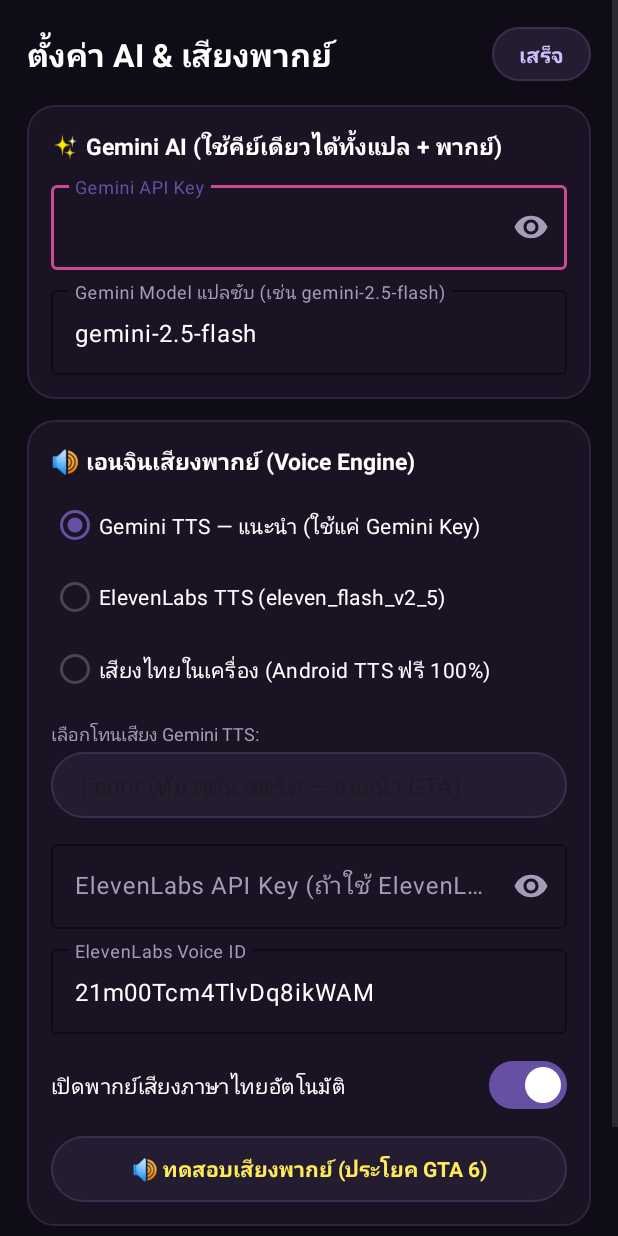
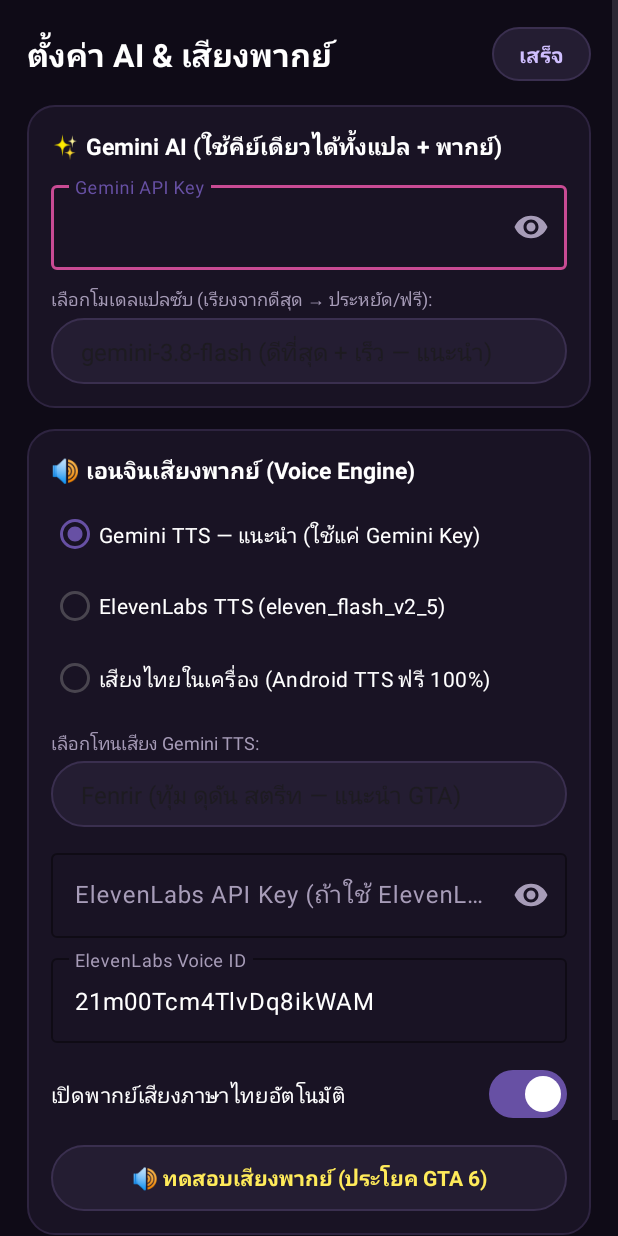
Before and after one commit to sarawutartnvc20-pixel/GTA6SubDub-Android, an Android app: the SettingsActivity screen opened directly, with no data from a screen before it, on a phone screen of 412 x 824 dp. Run offline under Robolectric (Android 15) with nearby library versions, the phone set to English and light mode, and no system bars.

Commit message:
Add files via upload

```diff
--- a/app/src/main/java/com/gta6subdub/app/ElevenLabsClient.kt
+++ b/app/src/main/java/com/gta6subdub/app/ElevenLabsClient.kt
@@ -78,7 +78,7 @@ object ElevenLabsClient {
     private fun playFile(context: Context, file: File) {
         val audioManager = context.getSystemService(Context.AUDIO_SERVICE) as AudioManager
         val attrs = AudioAttributes.Builder()
-            .setUsage(AudioAttributes.USAGE_ASSISTANT)
+            .setUsage(AudioAttributes.USAGE_MEDIA)
             .setContentType(AudioAttributes.CONTENT_TYPE_SPEECH)
             .build()
 
@@ -93,6 +93,7 @@ object ElevenLabsClient {
             mediaPlayer = MediaPlayer().apply {
                 setAudioAttributes(attrs)
                 setDataSource(file.absolutePath)
+                setVolume(1.0f, 1.0f)
                 setOnCompletionListener {
                     focusRequest?.let { audioManager.abandonAudioFocusRequest(it) }
                 }
--- a/app/src/main/java/com/gta6subdub/app/PrefsStore.kt
+++ b/app/src/main/java/com/gta6subdub/app/PrefsStore.kt
@@ -11,13 +11,13 @@ class PrefsStore(context: Context) {
         set(value) = prefs.edit().putString("gemini_api_key", value.trim()).apply()
 
     var geminiModel: String
-        get() = prefs.getString("gemini_model", "gemini-2.5-flash")
-            ?.trim()
-            ?.takeIf { it.isNotEmpty() }
-            ?: "gemini-2.5-flash"
+        get() {
+            val saved = prefs.getString("gemini_model", "gemini-3.8-flash")?.trim().orEmpty()
+            return if (saved.isEmpty() || saved == "gemini-2.5-flash") "gemini-3.8-flash" else saved
+        }
         set(value) = prefs.edit().putString(
             "gemini_model",
-            value.trim().ifEmpty { "gemini-2.5-flash" }
+            value.trim().ifEmpty { "gemini-3.8-flash" }
         ).apply()
 
     // Voice engine: "gemini", "elevenlabs", or "android"
--- a/app/src/main/java/com/gta6subdub/app/SettingsActivity.kt
+++ b/app/src/main/java/com/gta6subdub/app/SettingsActivity.kt
@@ -1,6 +1,8 @@
 package com.gta6subdub.app
 
 import android.os.Bundle
+import android.view.View
+import android.widget.AdapterView
 import android.widget.ArrayAdapter
 import android.widget.Toast
 import androidx.appcompat.app.AppCompatActivity
@@ -13,6 +15,23 @@ class SettingsActivity : AppCompatActivity() {
     private lateinit var binding: ActivitySettingsBinding
     private lateinit var prefs: PrefsStore
     private lateinit var voiceRouter: VoiceRouter
+
+    private val geminiModels = listOf(
+        "gemini-3.8-flash",
+        "gemini-3.8-flash-lite",
+        "gemini-3.8-pro",
+        "gemini-2.5-flash-lite",
+        "gemini-2.0-flash",
+        "custom"
+    )
+    private val geminiModelLabels = listOf(
+        "gemini-3.8-flash (ดีที่สุด + เร็ว — แนะนำ)",
+        "gemini-3.8-flash-lite (เร็วสุด + ใช้ฟรีได้ดี)",
+        "gemini-3.8-pro (แปลสแลงแม่นสุด — ช้ากว่าเล็กน้อย)",
+        "gemini-2.5-flash-lite (รุ่นเบา สำรองฟรี)",
+        "gemini-2.0-flash (รุ่นเสถียร สำรอง)",
+        "กำหนดเอง (พิมพ์ชื่อโมเดลเอง)"
+    )
 
     private val geminiVoices = listOf("Fenrir", "Charon", "Kore", "Puck", "Aoede")
     private val geminiVoiceLabels = listOf(
@@ -32,10 +51,31 @@ class SettingsActivity : AppCompatActivity() {
         voiceRouter = VoiceRouter(this)
 
         binding.etGeminiKey.setText(prefs.geminiApiKey)
-        binding.etGeminiModel.setText(prefs.geminiModel)
         binding.etElevenKey.setText(prefs.elevenLabsApiKey)
         binding.etVoiceId.setText(prefs.elevenLabsVoiceId)
         binding.switchAutoDub.isChecked = prefs.autoDubEnabled
+
+        // Setup Model Dropdown
+        val modelAdapter = ArrayAdapter(this, android.R.layout.simple_spinner_dropdown_item, geminiModelLabels)
+        binding.spinnerGeminiModel.adapter = modelAdapter
+        val savedModel = prefs.geminiModel
+        val modelIdx = geminiModels.indexOf(savedModel)
+        if (modelIdx >= 0) {
+            binding.spinnerGeminiModel.setSelection(modelIdx)
+            binding.tilCustomModel.visibility = View.GONE
+        } else {
+            binding.spinnerGeminiModel.setSelection(geminiModels.lastIndex)
+            binding.etGeminiModel.setText(savedModel)
+            binding.tilCustomModel.visibility = View.VISIBLE
+        }
+
+        binding.spinnerGeminiModel.onItemSelectedListener = object : AdapterView.OnItemSelectedListener {
+            override fun onItemSelected(parent: AdapterView<*>?, view: View?, position: Int, id: Long) {
+                val isCustom = geminiModels[position] == "custom"
+                binding.tilCustomModel.visibility = if (isCustom) View.VISIBLE else View.GONE
+            }
+            override fun onNothingSelected(parent: AdapterView<*>?) {}
+        }
 
         when (prefs.voiceEngine) {
             "elevenlabs" -> binding.rbVoiceElevenLabs.isChecked = true
@@ -43,25 +83,44 @@ class SettingsActivity : AppCompatActivity() {
             else -> binding.rbVoiceGemini.isChecked = true
         }
 
-        val adapter = ArrayAdapter(this, android.R.layout.simple_spinner_dropdown_item, geminiVoiceLabels)
-        binding.spinnerGeminiVoice.adapter = adapter
+        val voiceAdapter = ArrayAdapter(this, android.R.layout.simple_spinner_dropdown_item, geminiVoiceLabels)
+        binding.spinnerGeminiVoice.adapter = voiceAdapter
         val idx = geminiVoices.indexOf(prefs.geminiTtsVoice).coerceAtLeast(0)
         binding.spinnerGeminiVoice.setSelection(idx)
 
+        // Test BOTH Gemini translation AND Voice Dubbing in 1 tap!
         binding.btnTestVoice.setOnClickListener {
             saveOnly()
-            binding.btnTestVoice.text = "⏳ กำลังสร้างเสียงพากย์..."
+            if (prefs.geminiApiKey.isEmpty()) {
+                Toast.makeText(this, "กรุณาใส่ Gemini API Key ก่อนทดสอบครับ", Toast.LENGTH_SHORT).show()
+                return@setOnClickListener
+            }
+            binding.btnTestVoice.text = "⏳ กำลังทดสอบแปล + พากย์เสียง..."
             lifecycleScope.launch {
-                val engineUsed = voiceRouter.speak(
-                    thaiText = "เฮ้ยเพื่อน เชี่ยอะไรวะเนี่ย รีบขึ้นรถแล้วซิ่งหนีตำรวจไวซ์ซิตี้เร็ว!",
-                    forceEvenIfMuted = true
-                )
-                binding.btnTestVoice.text = "🔊 ทดสอบเสียงพากย์ (ประโยค GTA 6)"
-                Toast.makeText(
-                    this@SettingsActivity,
-                    "เล่นเสียงผ่าน: $engineUsed",
-                    Toast.LENGTH_SHORT
-                ).show()
+                try {
+                    val sampleEn = "What the fuck are you doing, man? Get in the whip, Five-O is coming!"
+                    val translatedTh = GeminiClient.translateSubtitle(
+                        context = this@SettingsActivity,
+                        englishText = sampleEn,
+                        apiKey = prefs.geminiApiKey,
+                        model = prefs.geminiModel,
+                        gameId = prefs.selectedGameId
+                    )
+                    val engineUsed = voiceRouter.speak(thaiText = translatedTh, forceEvenIfMuted = true)
+                    binding.btnTestVoice.text = "🔊 ทดสอบแปล + พากย์เสียง (ผ่าน ✓)"
+                    Toast.makeText(
+                        this@SettingsActivity,
+                        "แปล: $translatedTh\nเสียง: $engineUsed",
+                        Toast.LENGTH_LONG
+                    ).show()
+                } catch (e: Exception) {
+                    binding.btnTestVoice.text = "🔊 ทดสอบเสียงพากย์ (ประโยค GTA 6)"
+                    Toast.makeText(
+                        this@SettingsActivity,
+                        "ทดสอบไม่สำเร็จ: ${e.message}",
+                        Toast.LENGTH_LONG
+                    ).show()
+                }
             }
         }
 
@@ -79,7 +138,15 @@ class SettingsActivity : AppCompatActivity() {
 
     private fun saveOnly() {
         prefs.geminiApiKey = binding.etGeminiKey.text?.toString().orEmpty()
-        prefs.geminiModel = binding.etGeminiModel.text?.toString().orEmpty()
+
+        val selectedModelPos = binding.spinnerGeminiModel.selectedItemPosition.coerceIn(0, geminiModels.lastIndex)
+        val chosenModel = geminiModels[selectedModelPos]
+        prefs.geminiModel = if (chosenModel == "custom") {
+            binding.etGeminiModel.text?.toString().orEmpty()
+        } else {
+            chosenModel
+        }
+
         prefs.elevenLabsApiKey = binding.etElevenKey.text?.toString().orEmpty()
         prefs.elevenLabsVoiceId = binding.etVoiceId.text?.toString().orEmpty()
         prefs.autoDubEnabled = binding.switchAutoDub.isChecked
--- a/app/src/main/res/layout/activity_settings.xml
+++ b/app/src/main/res/layout/activity_settings.xml
@@ -76,12 +76,30 @@
                     android:textColor="#FFFFFF" />
             </com.google.android.material.textfield.TextInputLayout>
 
+            <TextView
+                android:layout_width="wrap_content"
+                android:layout_height="wrap_content"
+                android:layout_marginTop="10dp"
+                android:text="เลือกโมเดลแปลซับ (เรียงจากดีสุด → ประหยัด/ฟรี):"
+                android:textColor="#A79CB8"
+                android:textSize="12sp" />
+
+            <Spinner
+                android:id="@+id/spinnerGeminiModel"
+                android:layout_width="match_parent"
+                android:layout_height="44dp"
+                android:layout_marginTop="4dp"
+                android:background="@drawable/bg_pill_dark"
+                android:paddingHorizontal="12dp" />
+
             <com.google.android.material.textfield.TextInputLayout
+                android:id="@+id/tilCustomModel"
                 android:layout_width="match_parent"
                 android:layout_height="wrap_content"
                 android:layout_marginTop="8dp"
-                android:hint="Gemini Model แปลซับ (เช่น gemini-2.5-flash)"
+                android:hint="ชื่อโมเดลกำหนดเอง"
                 android:textColorHint="#A79CB8"
+                android:visibility="gone"
                 app:boxStrokeColor="#C94B94">
 
                 <com.google.android.material.textfield.TextInputEditText
```
Also changed, not shown: app/src/main/java/com/gta6subdub/app/AndroidTtsSpeaker.kt (+9 -3 lines), app/src/main/java/com/gta6subdub/app/GeminiClient.kt (+100 -25 lines), app/src/main/java/com/gta6subdub/app/GeminiTtsClient.kt (+98 -15 lines), app/src/main/java/com/gta6subdub/app/LiveControlActivity.kt (+10 -1 lines).
